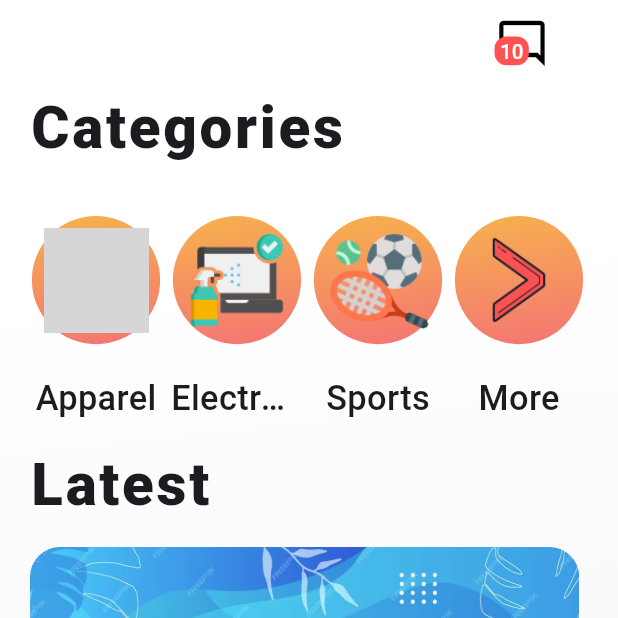
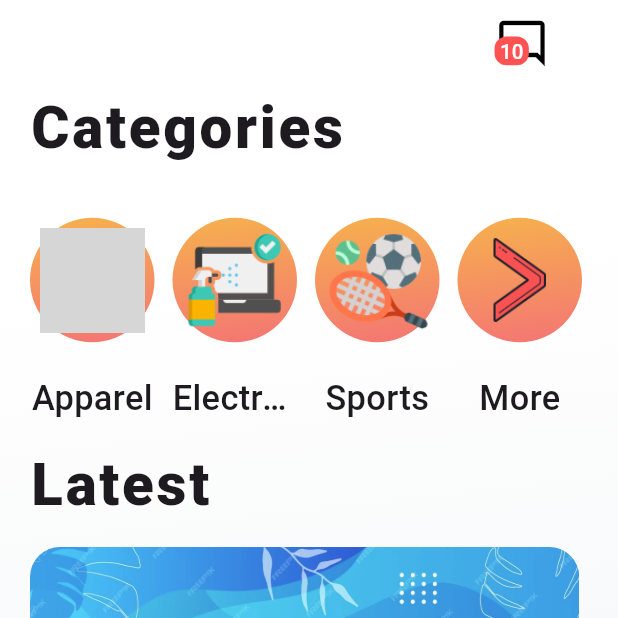
Before and after one commit to youssefhedefa/e_commerce, a Flutter app: the screen it shows after launch, on a phone screen of 412 x 824 dp, the top half of it. Run offline on Flutter 3.47's test engine with Material 2 defaults, Android fonts, the phone set to English and light mode, and no system bars; our stand-ins replace bloc, dartz, firebase_auth, firebase_core, flutter_bloc, flutter_rating_bar and 3 more; accounts and stored records are empty; grey boxes are pictures that could not be loaded.

Commit message:
you can not put expanded widget in list view

```diff
--- a/lib/features/home/presentation/views/widgets/items/category_item.dart
+++ b/lib/features/home/presentation/views/widgets/items/category_item.dart
@@ -15,7 +15,7 @@ class CustomCategoryItem extends StatelessWidget {
   @override
   Widget build(BuildContext context) {
     return SizedBox(
-      width: (MobileDimensions.getWidth(context)-60)/4,
+      width: (MobileDimensions.getWidth(context)-80)/4,
       child: Column(
         mainAxisSize: MainAxisSize.max,
         children: [
--- a/lib/features/home/presentation/views/widgets/list/custom_category_list.dart
+++ b/lib/features/home/presentation/views/widgets/list/custom_category_list.dart
@@ -11,28 +11,34 @@ class CustomCategoryList extends StatelessWidget {
     return SizedBox(
       height: 130.h,
       child: ListView(
-       // physics: const BouncingScrollPhysics(),
-        physics: const NeverScrollableScrollPhysics(),
+        physics: const BouncingScrollPhysics(),
+        //physics: const NeverScrollableScrollPhysics(),
         scrollDirection: Axis.horizontal,
         children: [
-          CustomCategoryItem(
+          Padding(
+            padding: const EdgeInsets.only(right: 12.0),
+            child: CustomCategoryItem(
               categoryLabel: 'Apparel',
               imageName: MyAssets.apparel,
               onTap: (){
                 Navigator.pushNamed(context, MyRoutes.itemsView);
               },
             ),
-          const Expanded(child: SizedBox(width: 6,)),
-          CustomCategoryItem(
+          ),
+          Padding(
+            padding: const EdgeInsets.only(right: 12.0),
+            child: CustomCategoryItem(
               categoryLabel: 'Electronics',
               imageName: MyAssets.electronic,
             ),
-          const Expanded(child: SizedBox(width: 6,)),
-          CustomCategoryItem(
+          ),
+          Padding(
+            padding: const EdgeInsets.only(right: 12.0),
+            child: CustomCategoryItem(
               categoryLabel: 'Sports',
               imageName: MyAssets.sport,
             ),
-          const Expanded(child: SizedBox(width: 6,)),
+          ),
           CustomCategoryItem(
             categoryLabel: 'More',
             imageName: MyAssets.more,
```
Lines whose indentation alone changed are shown as unchanged.
